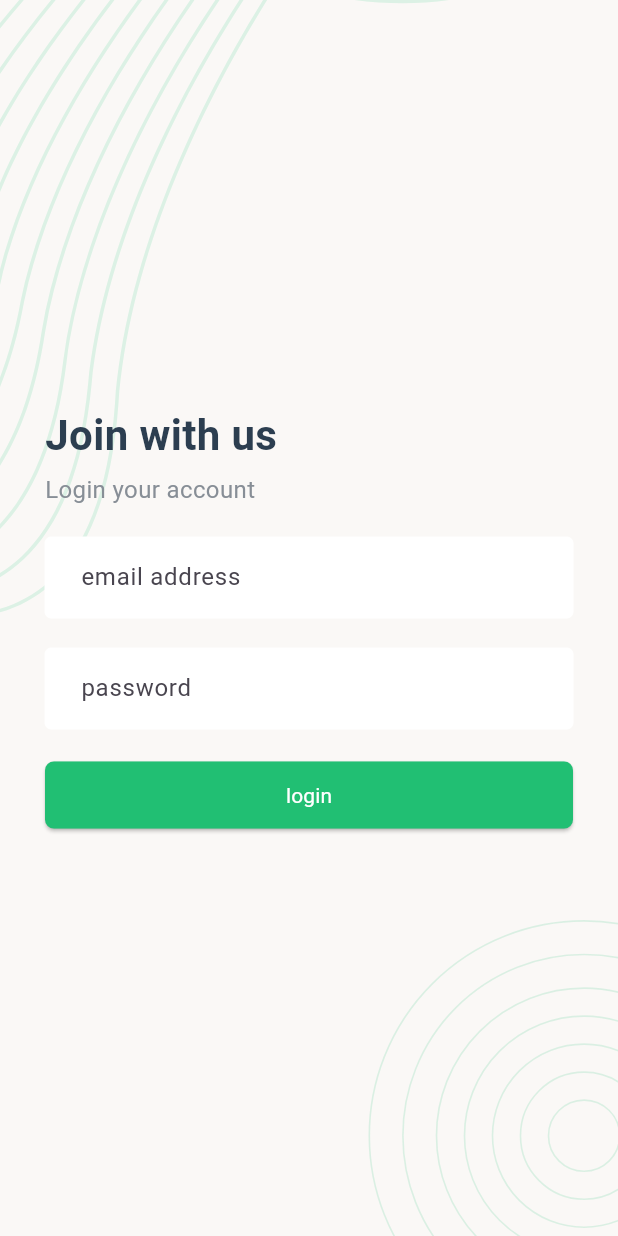
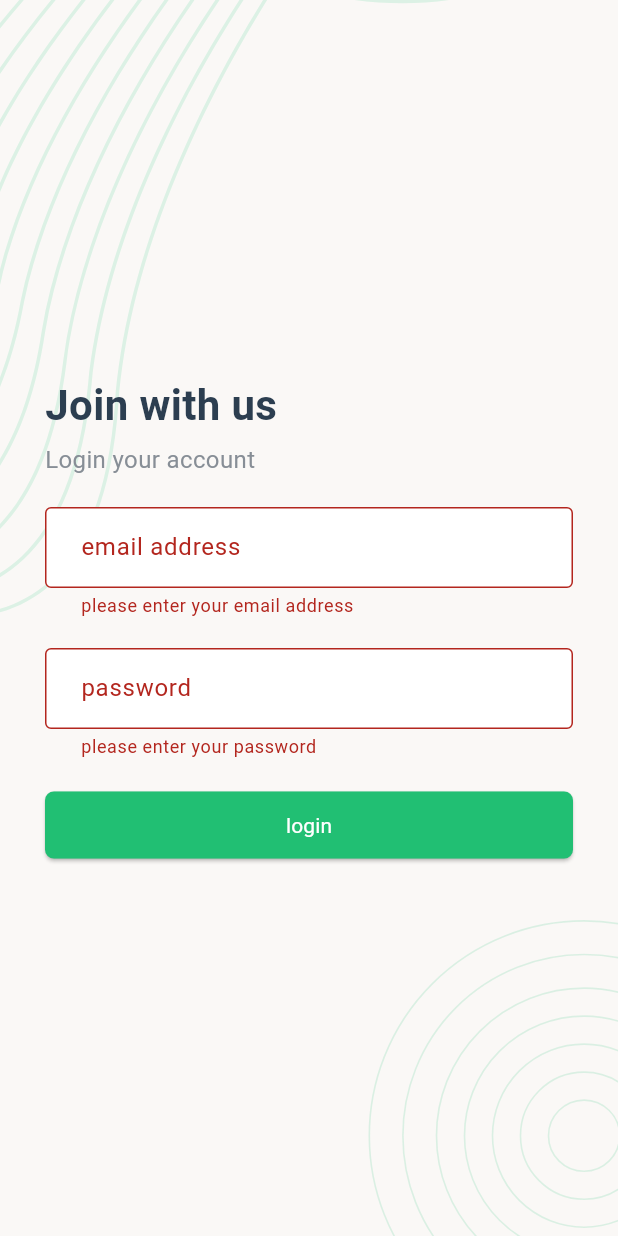
Before and after one commit to RimonChakma/Task-Manager-App-Api, a Flutter app: the Loginscreen screen opened by its route, after a tap on "login", on a phone screen of 412 x 824 dp. Run offline on Flutter 3.47's test engine with Material 3 defaults, Android fonts, the phone set to English and light mode, and no system bars; our stand-ins replace flutter_svg, fluttertoast, pin_code_fields; Roboto replaces fonts that are missing (poppins).

Commit message:
add login process

```diff
--- a/lib/scrren/onboarding/loginScreen.dart
+++ b/lib/scrren/onboarding/loginScreen.dart
@@ -1,5 +1,8 @@
 import 'package:flutter/material.dart';
+import 'package:task_manager_api/scrren/onboarding/registration_screen.dart';
 import 'package:task_manager_api/style/style.dart';
+
+import '../../api/api_client.dart';
 
 class Loginscreen extends StatefulWidget {
   const Loginscreen({super.key});
@@ -9,10 +12,24 @@ class Loginscreen extends StatefulWidget {
 }
 
 class _LoginscreenState extends State<Loginscreen> {
+
+  Map<String,String> formValues = {"email":"","password":""};
+  bool isLoading = false;
+
+  inputOnChange (mapKey,textValue) {
+    setState(() {
+      formValues.update(mapKey, (value) => textValue,);
+    });
+  }
+
+  final formState = GlobalKey<FormState>();
+
+
   @override
   Widget build(BuildContext context) {
     return Scaffold(
-      body: Stack(
+      body: isLoading? Center(child: CircularProgressIndicator(),):
+      Stack(
         children: [
           ScreenBackground(context),
           Padding(padding: EdgeInsets.all(30),child:Container(
@@ -24,12 +41,54 @@ class _LoginscreenState extends State<Loginscreen> {
                 SizedBox(height: 5,),
                 Text("Login your account",style: head2Text(colorLightGray),),
                 SizedBox(height: 20,),
-                TextFormField(decoration: AppInputDecoration("email address"),),
-                SizedBox(height: 20,),
-                TextFormField(decoration: AppInputDecoration("password"),),
-                SizedBox(height: 20,),
-                Container(child: ElevatedButton(onPressed: (){},style: AppButtonStyle(),
-                    child: SuccessButtonChild("login")),)
+
+                Form(
+                    key: formState,
+                    child: Column(children: [
+                      TextFormField(
+
+                        onChanged: (textValue) {
+                          inputOnChange("email", textValue);
+                        },
+                        validator: (value) {
+                          if(value == null || value.isEmpty){
+                            return "please enter your email address";
+                          }
+                        },
+                        decoration: AppInputDecoration("email address"),),
+                      SizedBox(height: 20,),
+
+
+                      TextFormField(
+                        validator: (value) {
+                          if(value == null || value.isEmpty){
+                            return "please enter your password";
+                          }
+                        },
+                        onChanged: (textValue) {
+                          inputOnChange("password", textValue);
+                        },
+                        decoration: AppInputDecoration("password"),),
+                      SizedBox(height: 20,),
+
+                      Container(child: ElevatedButton(
+                          onPressed: () async{
+                            if(formState.currentState!.validate()){
+                              setState(() {
+                                isLoading = true;
+                              });
+
+                              var result = await LoginRequest(formValues);
+                              if(result == true){
+                                Navigator.push(context, MaterialPageRoute(builder: (context) => RegistrationScreen(),));
+                              }
+                              setState(() {
+                                isLoading = false;
+                              });
+                            }
+                          },style: AppButtonStyle(),
+                          child: SuccessButtonChild("login")),)
+                    ],)),
               ],
             ),
           ),)
```
